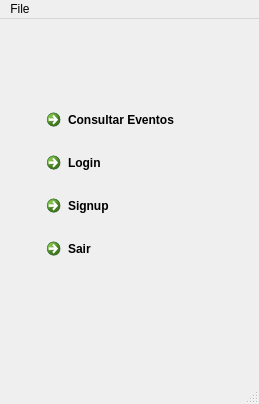
vieirin/TP1-2019-1, file forms/ticketsystem.ui: the form before one commit.
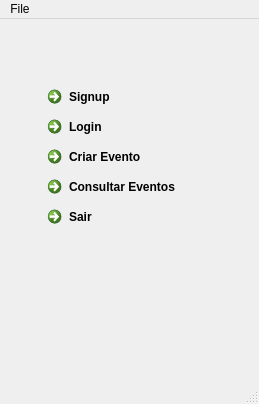
The form after the commit.

```diff
--- a/forms/ticketsystem.ui
+++ b/forms/ticketsystem.ui
@@ -17,8 +17,8 @@
    <widget class="QStackedWidget" name="stackedWidget">
     <property name="geometry">
      <rect>
-      <x>-1</x>
-      <y>-1</y>
+      <x>0</x>
+      <y>0</y>
       <width>251</width>
       <height>351</height>
      </rect>
@@ -31,7 +31,7 @@
       <property name="geometry">
        <rect>
         <x>40</x>
-        <y>127</y>
+        <y>90</y>
         <width>168</width>
         <height>37</height>
        </rect>
@@ -44,7 +44,7 @@
       <property name="geometry">
        <rect>
         <x>40</x>
-        <y>84</y>
+        <y>150</y>
         <width>168</width>
         <height>37</height>
        </rect>
@@ -57,7 +57,7 @@
       <property name="geometry">
        <rect>
         <x>40</x>
-        <y>213</y>
+        <y>180</y>
         <width>168</width>
         <height>37</height>
        </rect>
@@ -70,7 +70,7 @@
       <property name="geometry">
        <rect>
         <x>40</x>
-        <y>170</y>
+        <y>60</y>
         <width>168</width>
         <height>37</height>
        </rect>
@@ -92,6 +92,19 @@
        <string/>
       </property>
      </widget>
+     <widget class="QCommandLinkButton" name="login_2">
+      <property name="geometry">
+       <rect>
+        <x>40</x>
+        <y>120</y>
+        <width>168</width>
+        <height>37</height>
+       </rect>
+      </property>
+      <property name="text">
+       <string>Criar Evento</string>
+      </property>
+     </widget>
     </widget>
    </widget>
   </widget>
```
